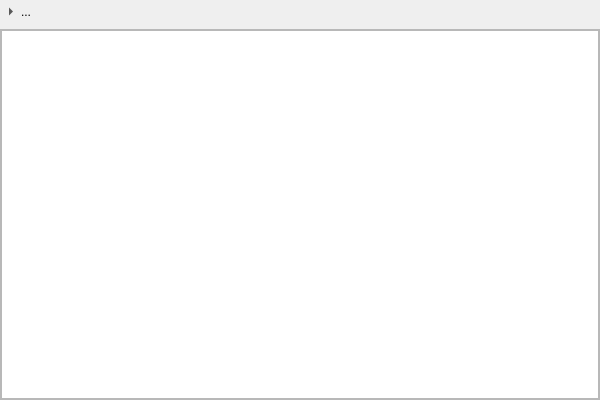
Before: the Qt Designer form NAMSC_editor/ChoiceEventProperties.ui in NAMSCdev/NAMSC, drawn with Qt 5.
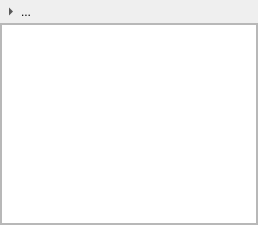
After: the same form once the commit is applied. Custom widgets are drawn as their Qt base class.

Commit message: Fixed EventChoice properties item edition by adding LineEditDelegate, added JumpEvent, DialogEvent properties, fixed CollapseButton incorrect animation, added sanity checks with lib keys in BasicNodeProperties, and GraphView. Now user must provide unique key/name for a node if he adds a node through GraphView context menu

```diff
--- a/NAMSC_editor/ChoiceEventProperties.ui
+++ b/NAMSC_editor/ChoiceEventProperties.ui
@@ -6,14 +6,20 @@
    <rect>
     <x>0</x>
     <y>0</y>
-    <width>600</width>
-    <height>400</height>
+    <width>258</width>
+    <height>224</height>
    </rect>
   </property>
   <property name="windowTitle">
    <string>ChoiceEventProperties</string>
   </property>
   <layout class="QVBoxLayout" name="verticalLayout">
+   <property name="spacing">
+    <number>0</number>
+   </property>
+   <property name="sizeConstraint">
+    <enum>QLayout::SetMinAndMaxSize</enum>
+   </property>
    <property name="leftMargin">
     <number>0</number>
    </property>
@@ -28,6 +34,12 @@
    </property>
    <item>
     <widget class="CollapseButton" name="choiceEventCollapseButton">
+     <property name="sizePolicy">
+      <sizepolicy hsizetype="Expanding" vsizetype="Fixed">
+       <horstretch>0</horstretch>
+       <verstretch>0</verstretch>
+      </sizepolicy>
+     </property>
      <property name="text">
       <string>...</string>
      </property>
@@ -65,6 +77,24 @@
       </property>
       <item>
        <widget class="QTableView" name="choiceEventTableView">
+        <property name="sizePolicy">
+         <sizepolicy hsizetype="Expanding" vsizetype="Preferred">
+          <horstretch>0</horstretch>
+          <verstretch>0</verstretch>
+         </sizepolicy>
+        </property>
+        <property name="minimumSize">
+         <size>
+          <width>0</width>
+          <height>200</height>
+         </size>
+        </property>
+        <property name="baseSize">
+         <size>
+          <width>0</width>
+          <height>200</height>
+         </size>
+        </property>
         <attribute name="horizontalHeaderMinimumSectionSize">
          <number>100</number>
         </attribute>
```
The commit also changes 20 other files.
